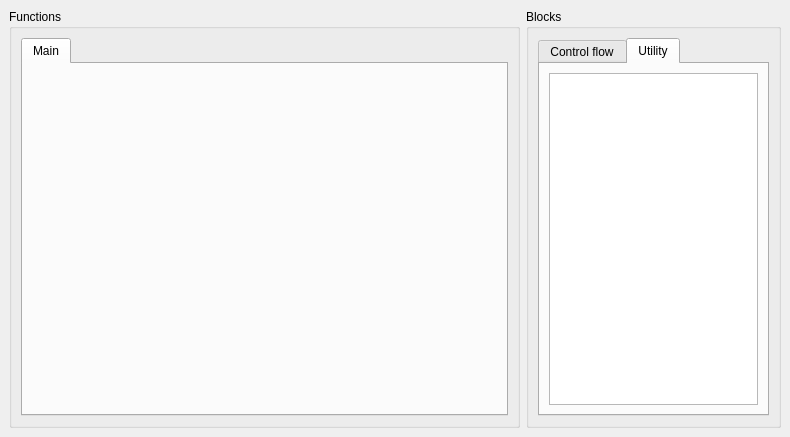
Before: the Qt Designer form modules/automation/projects/HilecGui/src/scratch/ScratchWidget.ui in OFFIS-Automation/Framework, drawn with Qt 5.
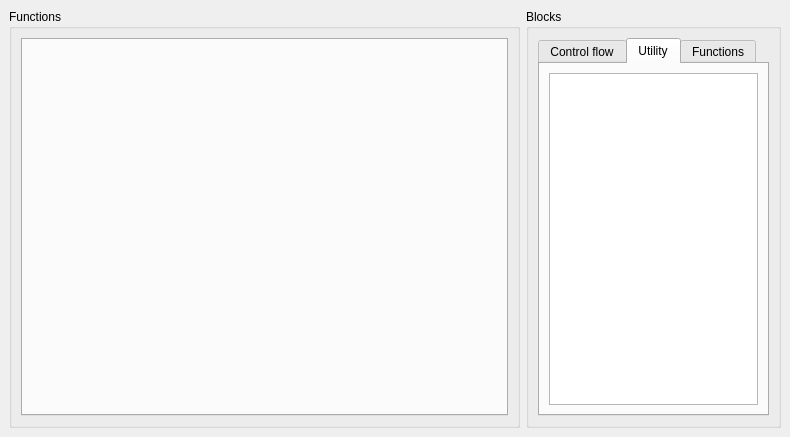
After: the same form once the commit is applied. The open tabs and pages were chosen to show the change. Custom widgets are drawn as their Qt base class.

Commit message: Scratch: Added function tabs and parameter blocks

Diff of the .ui file:
```diff
--- a/modules/automation/projects/HilecGui/src/scratch/ScratchWidget.ui
+++ b/modules/automation/projects/HilecGui/src/scratch/ScratchWidget.ui
@@ -26,12 +26,6 @@
          <property name="currentIndex">
           <number>0</number>
          </property>
-         <widget class="QWidget" name="main">
-          <attribute name="title">
-           <string>Main</string>
-          </attribute>
-          <layout class="QGridLayout" name="gridLayout_5"/>
-         </widget>
         </widget>
        </item>
       </layout>
@@ -81,6 +75,11 @@
            </item>
           </layout>
          </widget>
+         <widget class="QWidget" name="tab_3">
+          <attribute name="title">
+           <string>Functions</string>
+          </attribute>
+         </widget>
         </widget>
        </item>
       </layout>
@@ -89,6 +88,14 @@
    </layout>
   </widget>
  </widget>
+ <customwidgets>
+  <customwidget>
+   <class>Scratch::FunctionTabWidget</class>
+   <extends>QTabWidget</extends>
+   <header>src/scratch/FunctionView.h</header>
+   <container>1</container>
+  </customwidget>
+ </customwidgets>
  <resources/>
  <connections/>
 </ui>
```
Left out of the diff: 8 changed lines with no effect on the pictures. The commit also changes 10 other files.
